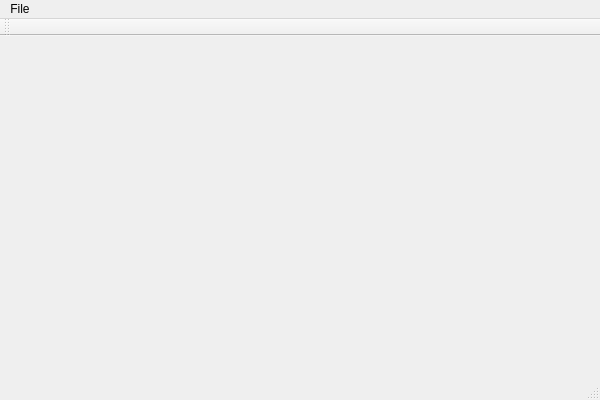
This is CameraCalibration/MainWindow.ui in gnishida/CameraCalibration1 as Qt 5 draws it before an edit. The edited form follows.
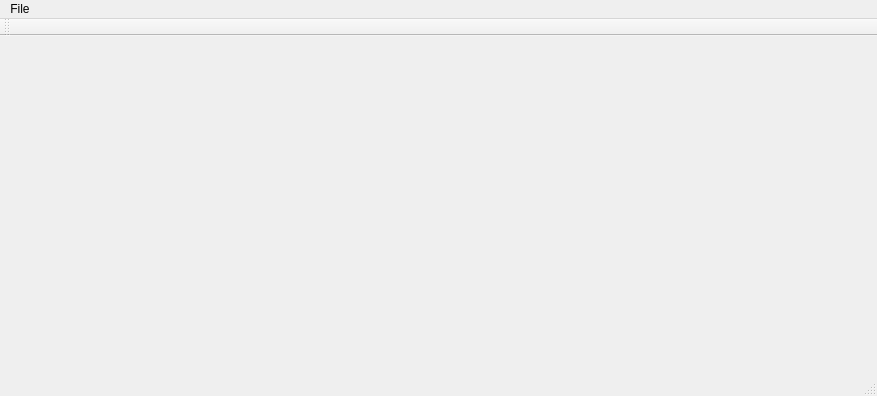
This is the edited form.

Commit message: Add image widget

What changed in the file:
```diff
--- a/CameraCalibration/MainWindow.ui
+++ b/CameraCalibration/MainWindow.ui
@@ -6,8 +6,8 @@
    <rect>
     <x>0</x>
     <y>0</y>
-    <width>600</width>
-    <height>400</height>
+    <width>877</width>
+    <height>396</height>
    </rect>
   </property>
   <property name="windowTitle">
@@ -19,7 +19,7 @@
     <rect>
      <x>0</x>
      <y>0</y>
-     <width>600</width>
+     <width>877</width>
      <height>21</height>
     </rect>
    </property>
```
Left out of the diff: 12 changed lines with no effect on the pictures. The commit also changes 7 other files.
